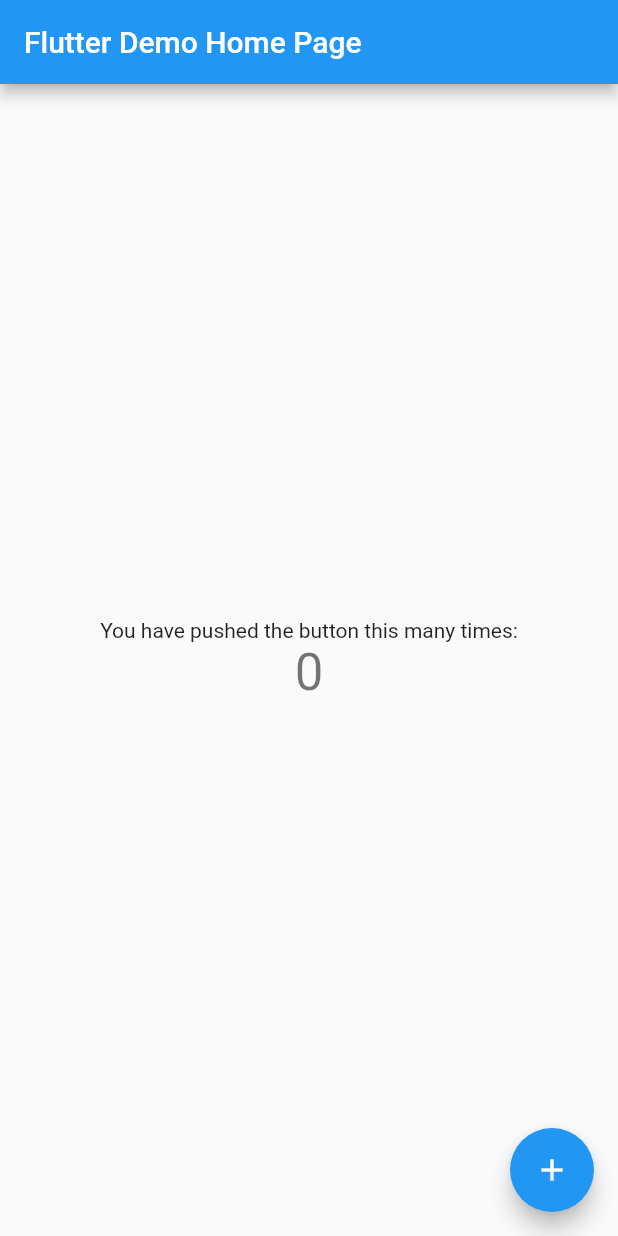
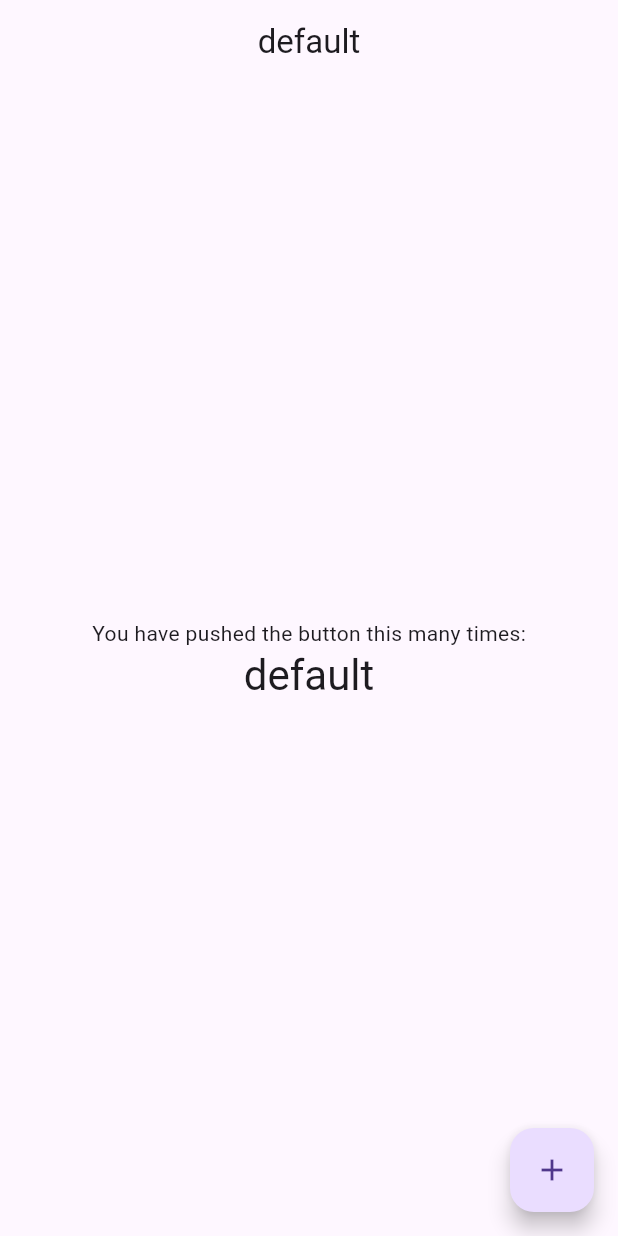
Before and after one commit to iot-tetracube-red/smart-igloo-app, a Flutter app: the screen it shows after launch, on a phone screen of 412 x 824 dp. Run offline on Flutter 3.47's test engine with Material 2 defaults, Android fonts, the phone set to English and light mode, and no system bars; our stand-ins replace flutter_bloc.

```diff
--- a/lib/main.dart
+++ b/lib/main.dart
@@ -1,4 +1,11 @@
+import 'dart:math';
+
 import 'package:flutter/material.dart';
+import 'package:flutter/services.dart';
+import 'package:flutter_bloc/flutter_bloc.dart';
+import 'package:smart_igloo_app/main_application/app_bar_cubit.dart';
+
+import 'main_application/app_bar_model_state.dart';
 
 void main() {
   runApp(const MyApp());
@@ -7,106 +14,63 @@ void main() {
 class MyApp extends StatelessWidget {
   const MyApp({Key? key}) : super(key: key);
 
-  // This widget is the root of your application.
   @override
   Widget build(BuildContext context) {
     return MaterialApp(
       title: 'Flutter Demo',
       theme: ThemeData(
-        // This is the theme of your application.
-        //
-        // Try running your application with "flutter run". You'll see the
-        // application has a blue toolbar. Then, without quitting the app, try
-        // changing the primarySwatch below to Colors.green and then invoke
-        // "hot reload" (press "r" in the console where you ran "flutter run",
-        // or simply save your changes to "hot reload" in a Flutter IDE).
-        // Notice that the counter didn't reset back to zero; the application
-        // is not restarted.
-        primarySwatch: Colors.blue,
+        useMaterial3: true,
       ),
-      home: const MyHomePage(title: 'Flutter Demo Home Page'),
+      home: const MyHomePage(),
     );
   }
 }
 
-class MyHomePage extends StatefulWidget {
-  const MyHomePage({Key? key, required this.title}) : super(key: key);
-
-  // This widget is the home page of your application. It is stateful, meaning
-  // that it has a State object (defined below) that contains fields that affect
-  // how it looks.
-
-  // This class is the configuration for the state. It holds the values (in this
-  // case the title) provided by the parent (in this case the App widget) and
-  // used by the build method of the State. Fields in a Widget subclass are
-  // always marked "final".
-
-  final String title;
-
-  @override
-  State<MyHomePage> createState() => _MyHomePageState();
-}
-
-class _MyHomePageState extends State<MyHomePage> {
-  int _counter = 0;
-
-  void _incrementCounter() {
-    setState(() {
-      // This call to setState tells the Flutter framework that something has
-      // changed in this State, which causes it to rerun the build method below
-      // so that the display can reflect the updated values. If we changed
-      // _counter without calling setState(), then the build method would not be
-      // called again, and so nothing would appear to happen.
-      _counter++;
-    });
-  }
+class MyHomePage extends StatelessWidget {
+  const MyHomePage({Key? key}) : super(key: key);
 
   @override
   Widget build(BuildContext context) {
-    // This method is rerun every time setState is called, for instance as done
-    // by the _incrementCounter method above.
-    //
-    // The Flutter framework has been optimized to make rerunning build methods
-    // fast, so that you can just rebuild anything that needs updating rather
-    // than having to individually change instances of widgets.
+    return BlocProvider(
+      create: (_) => AppBarCubit(),
+      child: const ContentPage(),
+    );
+  }
+}
+
+class ContentPage extends StatelessWidget {
+  const ContentPage({Key? key}) : super(key: key);
+
+  @override
+  Widget build(BuildContext context) {
     return Scaffold(
       appBar: AppBar(
-        // Here we take the value from the MyHomePage object that was created by
-        // the App.build method, and use it to set our appbar title.
-        title: Text(widget.title),
-      ),
+          systemOverlayStyle:
+              const SystemUiOverlayStyle(statusBarColor: Colors.transparent),
+          centerTitle: true,
+          title: BlocBuilder<AppBarCubit, AppBarModelState>(
+            builder: (ctx, state) => Text(state.title ?? "default"),
+          )),
       body: Center(
-        // Center is a layout widget. It takes a single child and positions it
-        // in the middle of the parent.
         child: Column(
-          // Column is also a layout widget. It takes a list of children and
-          // arranges them vertically. By default, it sizes itself to fit its
-          // children horizontally, and tries to be as tall as its parent.
-          //
-          // Invoke "debug painting" (press "p" in the console, choose the
-          // "Toggle Debug Paint" action from the Flutter Inspector in Android
-          // Studio, or the "Toggle Debug Paint" command in Visual Studio Code)
-          // to see the wireframe for each widget.
-          //
-          // Column has various properties to control how it sizes itself and
-          // how it positions its children. Here we use mainAxisAlignment to
-          // center the children vertically; the main axis here is the vertical
-          // axis because Columns are vertical (the cross axis would be
-          // horizontal).
           mainAxisAlignment: MainAxisAlignment.center,
           children: <Widget>[
             const Text(
               'You have pushed the button this many times:',
             ),
-            Text(
-              '$_counter',
-              style: Theme.of(context).textTheme.headline4,
-            ),
+            BlocBuilder<AppBarCubit, AppBarModelState>(
+              builder: (ctx, state) => Text(
+                state.title ?? "default",
+                style: Theme.of(context).textTheme.headline4,
+              ),
+            )
           ],
         ),
       ),
       floatingActionButton: FloatingActionButton(
-        onPressed: _incrementCounter,
+        onPressed: () => context.read<AppBarCubit>().setAppBarTitle(
+            String.fromCharCodes(
+                List.generate(23, (index) => Random().nextInt(33) + 89))),
         tooltip: 'Increment',
         child: const Icon(Icons.add),
       ), // This trailing comma makes auto-formatting nicer for build methods.
--- /dev/null
+++ b/lib/main_application/app_bar_cubit.dart
@@ -0,0 +1,8 @@
+import 'package:flutter_bloc/flutter_bloc.dart';
+import 'package:smart_igloo_app/main_application/app_bar_model_state.dart';
+
+class AppBarCubit extends Cubit<AppBarModelState> {
+  AppBarCubit() : super(const AppBarModelState());
+
+  setAppBarTitle(String? title) => emit(state.copyWithNewTitle(newTitle: title));
+}
--- /dev/null
+++ b/lib/main_application/app_bar_model_state.dart
@@ -0,0 +1,8 @@
+class AppBarModelState {
+  final String? title;
+
+  const AppBarModelState({this.title});
+
+  AppBarModelState copyWithNewTitle({String? newTitle}) =>
+      AppBarModelState(title: newTitle);
+}
--- a/pubspec.yaml
+++ b/pubspec.yaml
@@ -9,7 +9,11 @@ environment:
 dependencies:
   flutter:
     sdk: flutter
+  flutter_localizations:
+      sdk: flutter
   cupertino_icons: ^1.0.2
+  bloc: ^8.0.0
+  flutter_bloc: ^8.0.0
 
 dev_dependencies:
   flutter_test:
```
Also changed, not shown: pubspec.lock, 1 other file.
